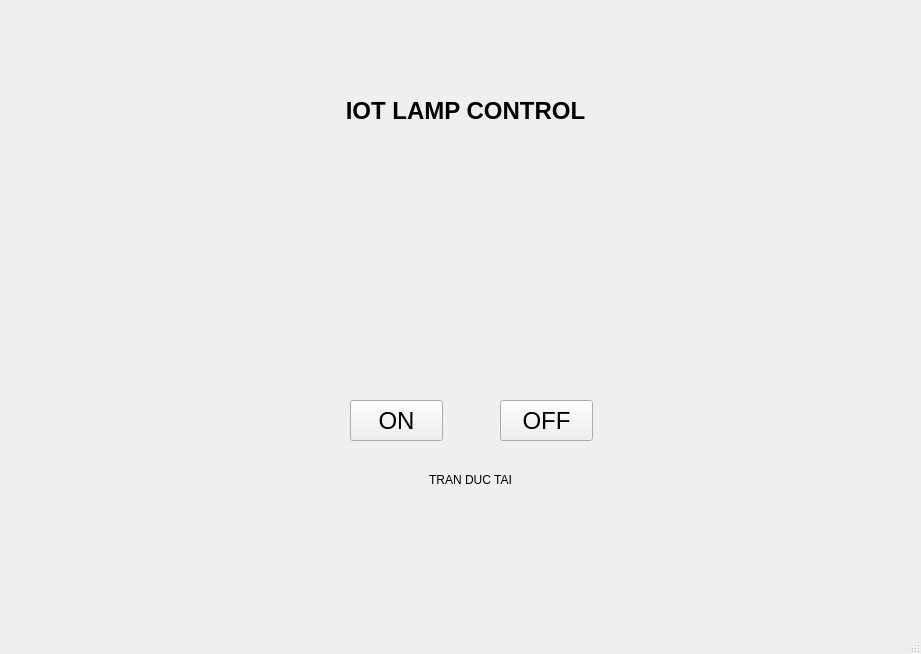
Qt form app.ui (mew-11/QT6-UI) before a commit.
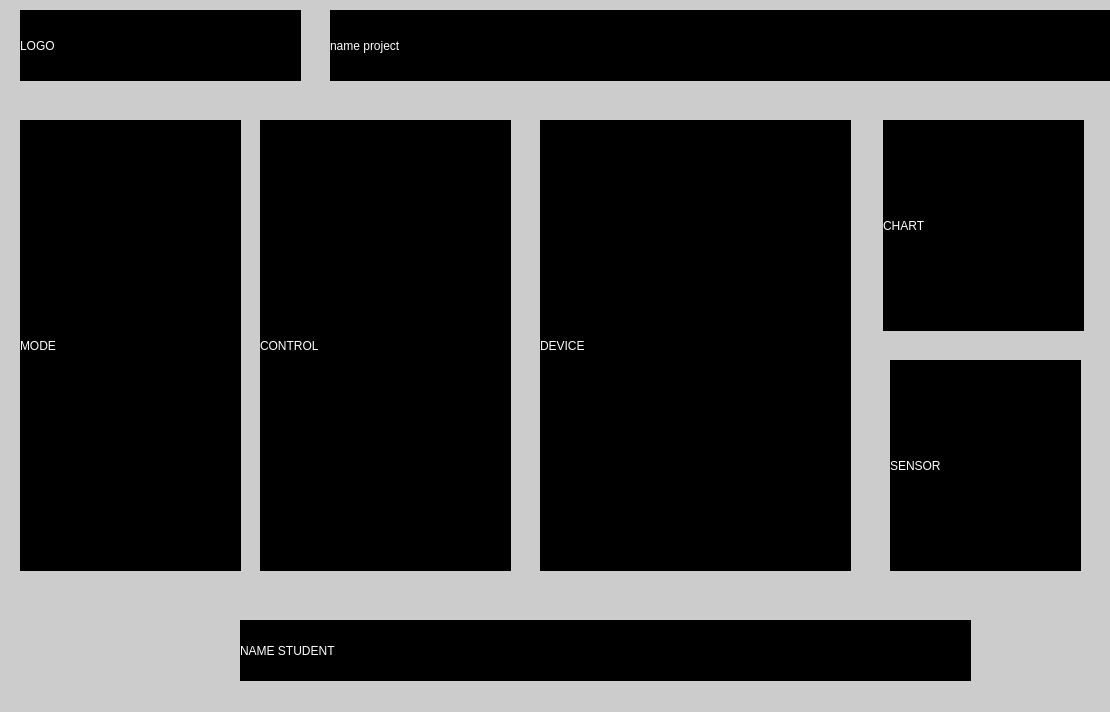
The same form after that commit. Icons and pictures are not drawn.

```diff
--- a/app.ui
+++ b/app.ui
@@ -6,125 +6,155 @@
    <rect>
     <x>0</x>
     <y>0</y>
-    <width>921</width>
-    <height>654</height>
+    <width>1110</width>
+    <height>712</height>
    </rect>
   </property>
   <property name="windowTitle">
    <string>MainWindow</string>
   </property>
   <property name="styleSheet">
-   <string notr="true"/>
+   <string notr="true">background: #ccc;
+</string>
   </property>
   <widget class="QWidget" name="centralwidget">
-   <widget class="QPushButton" name="btn_off">
-    <property name="geometry">
-     <rect>
-      <x>500</x>
-      <y>400</y>
-      <width>93</width>
-      <height>41</height>
-     </rect>
-    </property>
-    <property name="font">
-     <font>
-      <pointsize>18</pointsize>
-     </font>
-    </property>
-    <property name="text">
-     <string>OFF</string>
-    </property>
-   </widget>
    <widget class="QLabel" name="label">
     <property name="geometry">
      <rect>
-      <x>280</x>
-      <y>80</y>
-      <width>371</width>
-      <height>61</height>
+      <x>330</x>
+      <y>10</y>
+      <width>781</width>
+      <height>71</height>
      </rect>
     </property>
-    <property name="font">
-     <font>
-      <pointsize>18</pointsize>
-      <bold>true</bold>
-     </font>
+    <property name="styleSheet">
+     <string notr="true">background: black;
+color: #fff;</string>
     </property>
-    <property name="layoutDirection">
-     <enum>Qt::LayoutDirection::LeftToRight</enum>
-    </property>
-    <property name="autoFillBackground">
-     <bool>false</bool>
-    </property>
     <property name="text">
-     <string>IOT LAMP CONTROL</string>
-    </property>
-    <property name="alignment">
-     <set>Qt::AlignmentFlag::AlignCenter</set>
-    </property>
-   </widget>
-   <widget class="QLabel" name="label_3">
-    <property name="geometry">
-     <rect>
-      <x>220</x>
-      <y>470</y>
-      <width>501</width>
-      <height>20</height>
-     </rect>
-    </property>
-    <property name="text">
-     <string>TRAN DUC TAI</string>
-    </property>
-    <property name="alignment">
-     <set>Qt::AlignmentFlag::AlignCenter</set>
-    </property>
-   </widget>
-   <widget class="QPushButton" name="btn_on">
-    <property name="geometry">
-     <rect>
-      <x>350</x>
-      <y>400</y>
-      <width>93</width>
-      <height>41</height>
-     </rect>
-    </property>
-    <property name="font">
-     <font>
-      <pointsize>18</pointsize>
-     </font>
-    </property>
-    <property name="text">
-     <string>ON</string>
+     <string>name project</string>
     </property>
    </widget>
    <widget class="QLabel" name="label_2">
     <property name="geometry">
      <rect>
-      <x>220</x>
-      <y>170</y>
-      <width>501</width>
-      <height>171</height>
+      <x>20</x>
+      <y>10</y>
+      <width>281</width>
+      <height>71</height>
      </rect>
     </property>
     <property name="styleSheet">
-     <string notr="true">image: url(:/myimage/lamp_off.png);</string>
+     <string notr="true">background: black;
+color: #fff;</string>
     </property>
     <property name="text">
-     <string/>
+     <string>LOGO</string>
     </property>
    </widget>
+   <widget class="QLabel" name="label_3">
+    <property name="geometry">
+     <rect>
+      <x>20</x>
+      <y>120</y>
+      <width>221</width>
+      <height>451</height>
+     </rect>
+    </property>
+    <property name="styleSheet">
+     <string notr="true">background: black;
+color: #fff;</string>
+    </property>
+    <property name="text">
+     <string>MODE</string>
+    </property>
+   </widget>
+   <widget class="QLabel" name="label_4">
+    <property name="geometry">
+     <rect>
+      <x>260</x>
+      <y>120</y>
+      <width>251</width>
+      <height>451</height>
+     </rect>
+    </property>
+    <property name="styleSheet">
+     <string notr="true">background: black;
+color: #fff;</string>
+    </property>
+    <property name="text">
+     <string>CONTROL</string>
+    </property>
+   </widget>
+   <widget class="QLabel" name="label_5">
+    <property name="geometry">
+     <rect>
+      <x>540</x>
+      <y>120</y>
+      <width>311</width>
+      <height>451</height>
+     </rect>
+    </property>
+    <property name="styleSheet">
+     <string notr="true">background: black;
+color: #fff;</string>
+    </property>
+    <property name="text">
+     <string>DEVICE</string>
+    </property>
+   </widget>
+   <widget class="QLabel" name="label_6">
+    <property name="geometry">
+     <rect>
+      <x>883</x>
+      <y>120</y>
+      <width>201</width>
+      <height>211</height>
+     </rect>
+    </property>
+    <property name="styleSheet">
+     <string notr="true">background: black;
+color: #fff;</string>
+    </property>
+    <property name="text">
+     <string>CHART</string>
+    </property>
+   </widget>
+   <widget class="QLabel" name="label_7">
+    <property name="geometry">
+     <rect>
+      <x>240</x>
+      <y>620</y>
+      <width>731</width>
+      <height>61</height>
+     </rect>
+    </property>
+    <property name="styleSheet">
+     <string notr="true">background: black;
+color: #fff;</string>
+    </property>
+    <property name="text">
+     <string>NAME STUDENT</string>
+    </property>
+   </widget>
+   <widget class="QLabel" name="label_8">
+    <property name="geometry">
+     <rect>
+      <x>890</x>
+      <y>360</y>
+      <width>191</width>
+      <height>211</height>
+     </rect>
+    </property>
+    <property name="styleSheet">
+     <string notr="true">background: black;
+color: #fff;</string>
+    </property>
+    <property name="text">
+     <string>SENSOR</string>
+    </property>
+   </widget>
   </widget>
-  <widget class="QMenuBar" name="menubar">
-   <property name="geometry">
-    <rect>
-     <x>0</x>
-     <y>0</y>
-     <width>921</width>
-     <height>22</height>
-    </rect>
-   </property>
-  </widget>
-  <widget class="QStatusBar" name="statusbar"/>
  </widget>
  <resources>
   <include location="../PyQT_Demo/LampControl/image.qrc"/>
```
